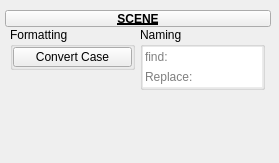
First picture: the form in tentacle/ui/uiLevel_3/scene.ui, repository m3trik/tentacle, before the edit.
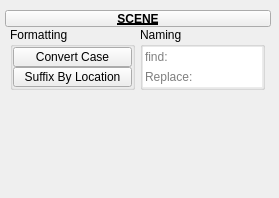
Second picture: the form after the edit. Custom widgets are drawn as their Qt base class.

Diff of the .ui file:
```diff
--- a/tentacle/ui/uiLevel_3/scene.ui
+++ b/tentacle/ui/uiLevel_3/scene.ui
@@ -10,7 +10,7 @@
     <x>0</x>
     <y>0</y>
     <width>279</width>
-    <height>163</height>
+    <height>198</height>
    </rect>
   </property>
   <property name="minimumSize">
@@ -122,6 +122,37 @@
               </property>
              </widget>
             </item>
+            <item>
+             <widget class="PushButton" name="tb001">
+              <property name="enabled">
+               <bool>true</bool>
+              </property>
+              <property name="minimumSize">
+               <size>
+                <width>0</width>
+                <height>20</height>
+               </size>
+              </property>
+              <property name="maximumSize">
+               <size>
+                <width>999</width>
+                <height>20</height>
+               </size>
+              </property>
+              <property name="toolTip">
+               <string>Rename objects with a suffix defined by its location from origin.</string>
+              </property>
+              <property name="text">
+               <string>Suffix By Location</string>
+              </property>
+              <property name="iconSize">
+               <size>
+                <width>18</width>
+                <height>18</height>
+               </size>
+              </property>
+             </widget>
+            </item>
            </layout>
           </widget>
          </item>
```
Left out of the diff: 6 changed lines with no effect on the pictures.
